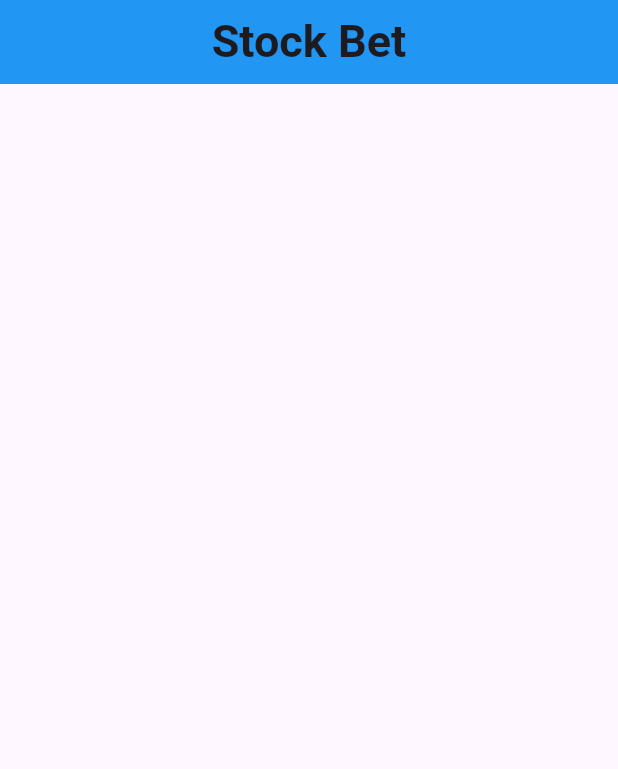
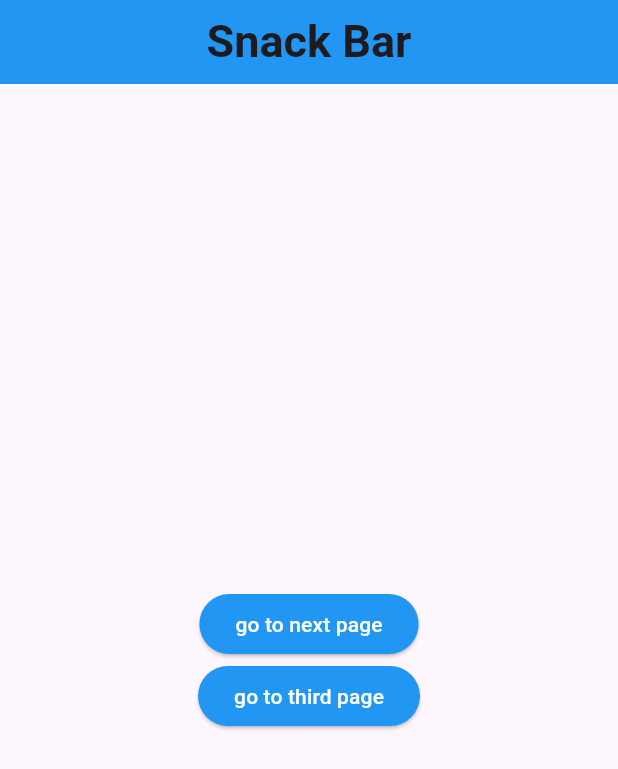
Before and after one commit to prasanth-webdocs/flutterdev, a Flutter app: the screen it shows after launch, on a phone screen of 412 x 824 dp. Shown: the top 769 px of the screen. Run offline on Flutter 3.47's test engine with Material 3 defaults, Android fonts, the phone set to English and light mode, and no system bars; our stand-ins replace get.

Commit message:
learn snackbar-showsnackbar

```diff
--- a/lib/30/p6.dart
+++ b/lib/30/p6.dart
@@ -1,6 +1,4 @@
 import 'package:flutter/material.dart';
-import 'dart:convert';
-import 'dart:io';
 import 'package:http/http.dart' as http;
 
 void main() {
--- /dev/null
+++ b/lib/getXState/snackbar.dart
@@ -0,0 +1,88 @@
+import 'package:flutter/material.dart';
+import 'package:get/get.dart';
+
+class Snacks extends StatefulWidget {
+  const Snacks({super.key});
+
+  @override
+  State<Snacks> createState() => _SnacksState();
+}
+
+class _SnacksState extends State<Snacks> {
+  @override
+  Widget build(BuildContext context) {
+    return Scaffold(
+      appBar: AppBar(
+        title: Text(
+          "Snack Bar",
+          style: TextStyle(fontSize: 30, fontWeight: FontWeight.bold),
+        ),
+        centerTitle: true,
+        backgroundColor: Colors.blue,
+      ),
+      body: Center(
+        child: Column(
+          mainAxisAlignment: MainAxisAlignment.center,
+          crossAxisAlignment: CrossAxisAlignment.center,
+          children: [
+            ElevatedButton(
+              onPressed: () {
+                Get.showSnackbar(
+                  GetSnackBar(
+                    snackStyle: SnackStyle.FLOATING,
+                    title: "Success",
+                    message: "Registration Successfull",
+                    icon: Icon(Icons.done),
+                    backgroundColor: Colors.red,
+                    duration: Duration(seconds: 3),
+                  ),
+                );
+              },
+
+              style: ElevatedButton.styleFrom(backgroundColor: Colors.blue),
+              child: Text(
+                "go to next page",
+                style: TextStyle(color: Colors.white),
+              ),
+            ),
+            ElevatedButton(
+              onPressed: () {
+                Get.snackbar(
+                  "Warning",
+                  "This Page Restricted in India",
+                  icon: Icon(Icons.warning, color: Colors.white),
+                  duration: Duration(seconds: 3),
+                );
+              },
+
+              style: ElevatedButton.styleFrom(backgroundColor: Colors.blue),
+
+              child: Text(
+                "go to third page",
+                style: TextStyle(color: Colors.white),
+              ),
+            ),
+          ],
+        ),
+      ),
+    );
+  }
+}
+
+class NextPage extends StatelessWidget {
+  const NextPage({super.key});
+
+  @override
+  Widget build(BuildContext context) {
+    return Scaffold(appBar: AppBar(title: Text("Next Page")));
+  }
+}
+
+class ThirdPage extends StatelessWidget {
+  const ThirdPage({super.key});
+
+  @override
+  Widget build(BuildContext context) {
+    return Scaffold(appBar: AppBar(title: Text("Third Page")));
+  }
+}
--- a/lib/main.dart
+++ b/lib/main.dart
@@ -1,5 +1,6 @@
 import 'package:flutter/material.dart';
-import '30/p8.dart';
+import 'getXState/snackbar.dart';
+import 'package:get/get.dart';
 
 void main() {
   runApp(MyApp());
@@ -10,6 +11,6 @@ class MyApp extends StatelessWidget {
 
   @override
   Widget build(BuildContext context) {
-    return MaterialApp(debugShowCheckedModeBanner: false, home: CompanyBet());
+    return GetMaterialApp(debugShowCheckedModeBanner: false, home: Snacks());
   }
 }
--- a/pubspec.yaml
+++ b/pubspec.yaml
@@ -35,6 +35,7 @@ dependencies:
   # Use with the CupertinoIcons class for iOS style icons.
   cupertino_icons: ^1.0.8
   http: ^1.6.0
+  get: ^4.7.3
 
 dev_dependencies:
   flutter_test:
```
Also changed, not shown: lib/30/p9.dart (added, +73 -0 lines), pubspec.lock.
